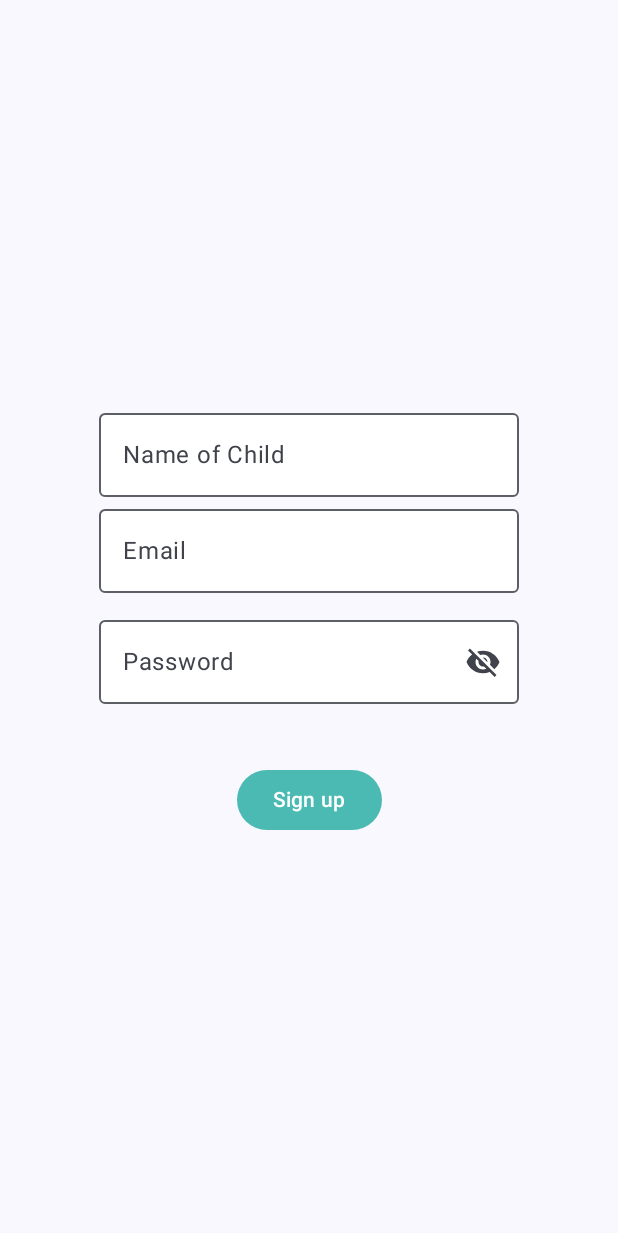
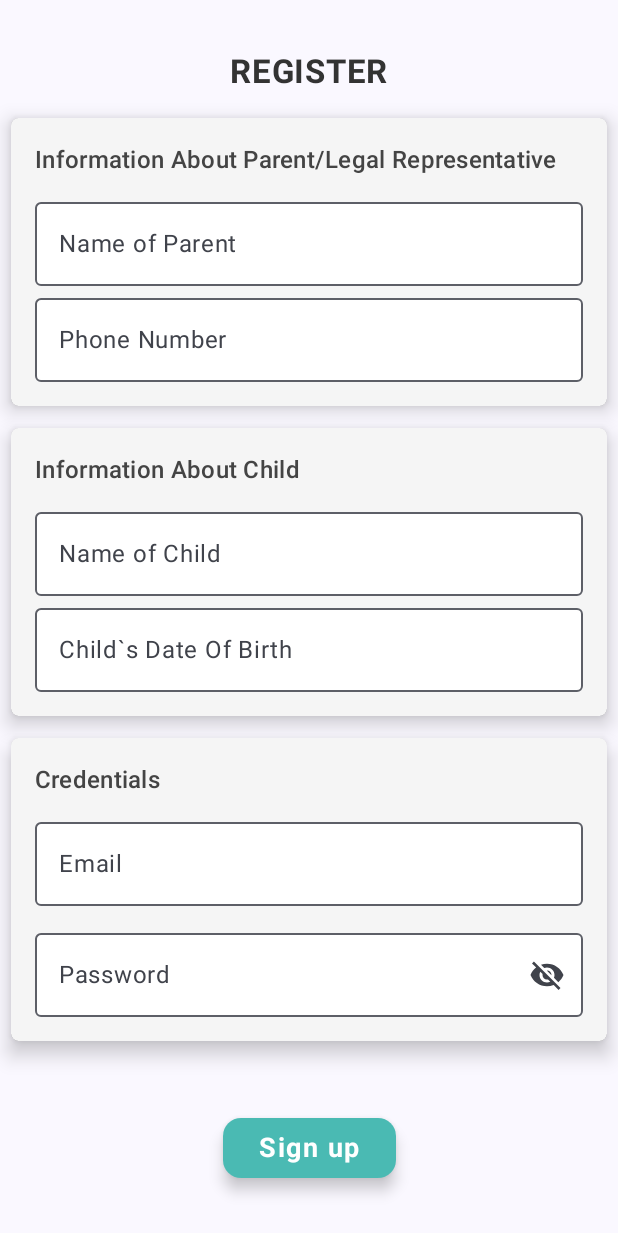
Before and after one commit to BachelorProject2025/PremaCare, an Android app built with Jetpack Compose: the screen it shows after launch (MainActivity), after a tap on "Not yet a User?", on a phone screen of 412 x 824 dp. Shown: the top 1233 px of the screen. Run offline under Robolectric (Android 15) with nearby library versions, the phone set to English and light mode, and no system bars; our stand-ins replace Firebase (no records; nobody signed in at launch, a user with empty details on screens opened directly).

Commit message:
added NewEntry screen and cleans up the registration abit

```diff
--- a/app/src/main/java/no/hiof/bachelor/premacare/navigation/AppScreens.kt
+++ b/app/src/main/java/no/hiof/bachelor/premacare/navigation/AppScreens.kt
@@ -6,4 +6,5 @@ enum class AppScreens {
     Log,
     DashBoard,
     About,
+    NewEntry
 }
--- a/app/src/main/java/no/hiof/bachelor/premacare/navigation/LaunchApp.kt
+++ b/app/src/main/java/no/hiof/bachelor/premacare/navigation/LaunchApp.kt
@@ -53,6 +53,7 @@ import no.hiof.bachelor.premacare.ui.screens.AboutUs
 import no.hiof.bachelor.premacare.ui.screens.DashBoardScreen
 import no.hiof.bachelor.premacare.ui.screens.LogScreen
 import no.hiof.bachelor.premacare.ui.screens.LoginScreen
+import no.hiof.bachelor.premacare.ui.screens.NewEntry
 import no.hiof.bachelor.premacare.ui.screens.RegisterScreen
 
 
@@ -88,6 +89,7 @@ fun LaunchApp(auth: FirebaseAuth) {
                 AppScreens.Register.name -> "Register"
                 AppScreens.Log.name -> "Log"
                 AppScreens.DashBoard.name -> "Dashboard"
+                AppScreens.NewEntry.name -> "New Entry"
 
                 // TODO:
                 //  add the search title or a searchbar
@@ -198,7 +200,9 @@ fun LaunchApp(auth: FirebaseAuth) {
         }
     }, floatingActionButton = {
         if (isFloatingActionButtonVisible.value){
-            SearchFloatingAction(toSearch = {})
+            SearchFloatingAction(toEntry = {
+                navController.navigate(AppScreens.NewEntry.name)
+            })
         }
     }
 
@@ -257,6 +261,13 @@ fun LaunchApp(auth: FirebaseAuth) {
                 DashBoardScreen(home = {navController.navigate(AppScreens.Login.name)})
             }
 
+            composable(AppScreens.NewEntry.name) {
+                isBottomBarVisible.value = true
+                isTopAppVisible.value = true
+                isFloatingActionButtonVisible.value = true
+                NewEntry()
+            }
+
         }
 
     }
@@ -284,8 +295,8 @@ private fun determineStartDestination(currentUser: FirebaseUser?): String {
 
 
 @Composable
-fun SearchFloatingAction( toSearch: ()-> Unit) {
-    FloatingActionButton(onClick = { toSearch()},
+fun SearchFloatingAction( toEntry: ()-> Unit) {
+    FloatingActionButton(onClick = { toEntry()},
         containerColor = Color.LightGray,
         contentColor = Color.White
 
--- a/app/src/main/java/no/hiof/bachelor/premacare/ui/screens/LoginScreen.kt
+++ b/app/src/main/java/no/hiof/bachelor/premacare/ui/screens/LoginScreen.kt
@@ -150,7 +150,7 @@ fun LoginScreen(takeMeDash: () -> Unit, aboutUs: () -> Unit, auth: FirebaseAuth,
 
             newUserText(newUser, "Not yet a User?")
 
-            aboutUsText(aboutUs," ©Designed & Develop By Chanipa Dencharoen," +
+            aboutUsText(aboutUs,"  V1 ©Designed & Develop By Chanipa Dencharoen," +
                     "" +
                     " Heljar Andreas Nilsen Korbi and Daniel John Russell" )
 
--- /dev/null
+++ b/app/src/main/java/no/hiof/bachelor/premacare/ui/screens/NewEntry.kt
@@ -0,0 +1,10 @@
+package no.hiof.bachelor.premacare.ui.screens
+
+import androidx.compose.runtime.Composable
+
+@Composable
+fun NewEntry() {
+    // Heljar sin ....:P
+    // I appens floating action button, er det lagt til denne screenen da det er hoved funksjonen til applikasjoenen.
+    // for å følge gidelines til matirial design skal dette være slik.
+}
--- a/app/src/main/java/no/hiof/bachelor/premacare/ui/screens/RegisterScreen.kt
+++ b/app/src/main/java/no/hiof/bachelor/premacare/ui/screens/RegisterScreen.kt
@@ -3,14 +3,22 @@ package no.hiof.bachelor.premacare.ui.screens
 import androidx.compose.foundation.clickable
 import androidx.compose.foundation.layout.Arrangement
 import androidx.compose.foundation.layout.Column
+import androidx.compose.foundation.layout.Spacer
 import androidx.compose.foundation.layout.fillMaxSize
+import androidx.compose.foundation.layout.fillMaxWidth
+import androidx.compose.foundation.layout.height
+import androidx.compose.foundation.layout.padding
+import androidx.compose.foundation.shape.RoundedCornerShape
 import androidx.compose.foundation.text.KeyboardOptions
 import androidx.compose.material.icons.Icons
 import androidx.compose.material.icons.filled.Visibility
 import androidx.compose.material.icons.filled.VisibilityOff
 import androidx.compose.material3.Button
 import androidx.compose.material3.ButtonDefaults
+import androidx.compose.material3.Card
+import androidx.compose.material3.CardDefaults
 import androidx.compose.material3.Icon
+import androidx.compose.material3.MaterialTheme
 import androidx.compose.material3.OutlinedTextField
 import androidx.compose.material3.OutlinedTextFieldDefaults
 import androidx.compose.material3.Text
@@ -21,12 +29,15 @@ import androidx.compose.runtime.remember
 import androidx.compose.runtime.setValue
 import androidx.compose.ui.Alignment
 import androidx.compose.ui.Modifier
+import androidx.compose.ui.draw.shadow
 import androidx.compose.ui.graphics.Color
 import androidx.compose.ui.text.TextStyle
+import androidx.compose.ui.text.font.FontWeight
 import androidx.compose.ui.text.input.KeyboardType
 import androidx.compose.ui.text.input.PasswordVisualTransformation
 import androidx.compose.ui.text.input.VisualTransformation
 import androidx.compose.ui.unit.dp
+import androidx.compose.ui.unit.sp
 import androidx.lifecycle.viewmodel.compose.viewModel
 import no.hiof.bachelor.premacare.viewModels.FirebaseViewModel
 
@@ -44,6 +55,82 @@ fun RegisterScreen(toLogin: ()-> Unit) {
         modifier = Modifier.fillMaxSize()
     ) {
 
+        Text( text = "REGISTER",
+            color = Color(0xFF333333),
+            fontSize = 22.sp,
+            fontWeight = FontWeight.Bold,
+        )
+
+        SpaceEm(10.dp)
+
+        Card(
+            modifier = Modifier
+                .fillMaxWidth()
+                .padding(7.dp)
+                .shadow(8.dp, shape = RoundedCornerShape(5.dp)), // Slightly rounded shadow
+            colors = CardDefaults.cardColors(
+                containerColor = Color(0xFFF5F5F5) // Light background
+            ),
+            shape = RoundedCornerShape(5.dp), // Rounded corners
+            elevation = CardDefaults.cardElevation(defaultElevation = 8.dp)
+        ) {
+            Column(
+                modifier = Modifier.padding(16.dp) // Add padding inside the Card
+            ) {
+                Text(
+                    text = "Information About Parent/Legal Representative",
+                    style = MaterialTheme.typography.titleMedium,
+                    color = Color.DarkGray,
+                    modifier = Modifier.padding(bottom = 8.dp)
+                )
+
+                OutlinedTextField(
+                    value = firebaseViewModel.parentName.value,
+                    onValueChange = { newValue -> firebaseViewModel.parentName.value = newValue },
+                    label = { Text("Name of Parent") },
+                    colors = OutlinedTextFieldDefaults.colors(
+                        focusedContainerColor = Color(0x80FFFFFF),
+                        unfocusedContainerColor = Color.White
+                    ),
+                    modifier = Modifier.fillMaxWidth()
+                )
+
+                OutlinedTextField(
+                    value = firebaseViewModel.phoneNumer.value,
+                    onValueChange = { newValue -> firebaseViewModel.phoneNumer.value = newValue },
+                    label = { Text("Phone Number") },
+                    colors = OutlinedTextFieldDefaults.colors(
+                        focusedContainerColor = Color(0x80FFFFFF),
+                        unfocusedContainerColor = Color.White
+                    ),
+                    modifier = Modifier.fillMaxWidth()
+                )
+            }
+        }
+
+        //------Child-------
+
+        Card(
+            modifier = Modifier
+                .fillMaxWidth()
+                .padding(7.dp)
+                .shadow(8.dp, shape = RoundedCornerShape(5.dp)), // Slightly rounded shadow
+            colors = CardDefaults.cardColors(
+                containerColor = Color(0xFFF5F5F5) // Light background
+            ),
+            shape = RoundedCornerShape(5.dp), // Rounded corners
+            elevation = CardDefaults.cardElevation(defaultElevation = 8.dp)
+        ) {
+            Column(
+                modifier = Modifier.padding(16.dp) // Add padding inside the Card
+            ) {
+                Text(
+                    text = "Information About Child",
+                    style = MaterialTheme.typography.titleMedium,
+                    color = Color.DarkGray,
+                    modifier = Modifier.padding(bottom = 8.dp)
+                )
+
                 OutlinedTextField(
                     value = firebaseViewModel.childsName.value,
                     onValueChange = { newValue -> firebaseViewModel.childsName.value = newValue },
@@ -51,10 +138,47 @@ fun RegisterScreen(toLogin: ()-> Unit) {
                     colors = OutlinedTextFieldDefaults.colors(
                         focusedContainerColor = Color(0x80FFFFFF),
                         unfocusedContainerColor = Color.White
-            )
+                    ),
+                    modifier = Modifier.fillMaxWidth()
                 )
 
+                OutlinedTextField(
+                    value = firebaseViewModel.chilDateOfBirth.value,
+                    onValueChange = { newValue -> firebaseViewModel.chilDateOfBirth.value = newValue },
+                    label = { Text("Child`s Date Of Birth") },
+                    colors = OutlinedTextFieldDefaults.colors(
+                        focusedContainerColor = Color(0x80FFFFFF),
+                        unfocusedContainerColor = Color.White
+                    ),
+                    modifier = Modifier.fillMaxWidth()
+                )
+            }
+        }
+
+
+
         // ----------Register------------------------
+        Card(
+            modifier = Modifier
+                .fillMaxWidth()
+                .padding(7.dp)
+                .shadow(8.dp, shape = RoundedCornerShape(5.dp)), // Slightly rounded shadow
+            colors = CardDefaults.cardColors(
+                containerColor = Color(0xFFF5F5F5) // Light background
+            ),
+            shape = RoundedCornerShape(5.dp), // Rounded corners
+            elevation = CardDefaults.cardElevation(defaultElevation = 8.dp)
+        ) {
+            Column(
+                modifier = Modifier.padding(16.dp) // Add padding inside the Card
+            ) {
+                Text(
+                    text = "Credentials",
+                    style = MaterialTheme.typography.titleMedium,
+                    color = Color.DarkGray,
+                    modifier = Modifier.padding(bottom = 8.dp)
+                )
+
                 OutlinedTextField(
                     value = firebaseViewModel.email.value,
                     onValueChange = { newValue -> firebaseViewModel.email.value = newValue },
@@ -62,10 +186,11 @@ fun RegisterScreen(toLogin: ()-> Unit) {
                     colors = OutlinedTextFieldDefaults.colors(
                         focusedContainerColor = Color(0x80FFFFFF),
                         unfocusedContainerColor = Color.White
-            )
+                    ),
+                    modifier = Modifier.fillMaxWidth()
                 )
 
-        SpaceEm(10.dp)
+                Spacer(modifier = Modifier.height(10.dp))
 
                 OutlinedTextField(
                     value = firebaseViewModel.password.value,
@@ -87,8 +212,12 @@ fun RegisterScreen(toLogin: ()-> Unit) {
                             contentDescription = "Toggle password visibility",
                             modifier = Modifier.clickable { showPassword = !showPassword }
                         )
+                    },
+                    modifier = Modifier.fillMaxWidth()
+                )
             }
-        )
+        }
+
 
         SpaceEm(40.dp)
 
@@ -97,9 +226,19 @@ fun RegisterScreen(toLogin: ()-> Unit) {
             colors = ButtonDefaults.buttonColors(
                 containerColor = Color(0xFF4ABAB3),
                 contentColor = Color.White
+            ),
+            shape = RoundedCornerShape(size = 12.dp),
+            elevation = ButtonDefaults.buttonElevation(
+                defaultElevation = 6.dp,
+                pressedElevation = 2.dp
             )
         ) {
-            Text(text = "Sign up")
+            Text(
+
+                fontSize = 18.sp,
+                fontWeight = FontWeight.Bold,
+                letterSpacing = 1.sp,
+                text = "Sign up")
         }
     }
 }
--- a/app/src/main/java/no/hiof/bachelor/premacare/viewModels/FirebaseViewModel.kt
+++ b/app/src/main/java/no/hiof/bachelor/premacare/viewModels/FirebaseViewModel.kt
@@ -32,6 +32,15 @@ class FirebaseViewModel : ViewModel() {
     private var _childsName = mutableStateOf("")
     val childsName = _childsName // Used to display the username in the profile
 
+    private var _chilDateOfBirth = mutableStateOf("")
+    val chilDateOfBirth = _chilDateOfBirth
+
+    private var _parentName = mutableStateOf("")
+    val parentName = _parentName
+
+    private var _phoneNumber = mutableStateOf("")
+    val phoneNumer = _phoneNumber
+
     private var _memberSince = mutableStateOf("")
     val memberSince = _memberSince
 
@@ -40,7 +49,10 @@ class FirebaseViewModel : ViewModel() {
     fun registerUser() {
         val emailValue = email.value
         val passwordValue = password.value
+        val parentNameValue = parentName.value
+        val phoneNumerValue = phoneNumer.value
         val childsNameValue = childsName.value
+        val chilDateOfBirthValue = chilDateOfBirth.value
         if (emailValue.isNotBlank() && passwordValue.isNotBlank() && childsNameValue.isNotBlank()) {
             CoroutineScope(Dispatchers.IO).launch {
                 try {
@@ -52,7 +64,10 @@ class FirebaseViewModel : ViewModel() {
                     currentUser?.let { user ->
                         val userId = user.uid
                         val userMap = hashMapOf(
+                            "chilDateOfBirth" to chilDateOfBirth.value,
                             "childsName" to childsName.value,
+                            "parentName" to parentNameValue,
+                            "phoneNumer" to phoneNumerValue,
                             "email" to emailValue
                         )
                         firestore.collection("users").document(userId).set(userMap).await()
```
Also changed, not shown: app/src/main/java/no/hiof/bachelor/premacare/ui/screens/DashBoardScreen.kt (line endings or trailing spaces). Lines whose indentation alone changed are shown as unchanged.
